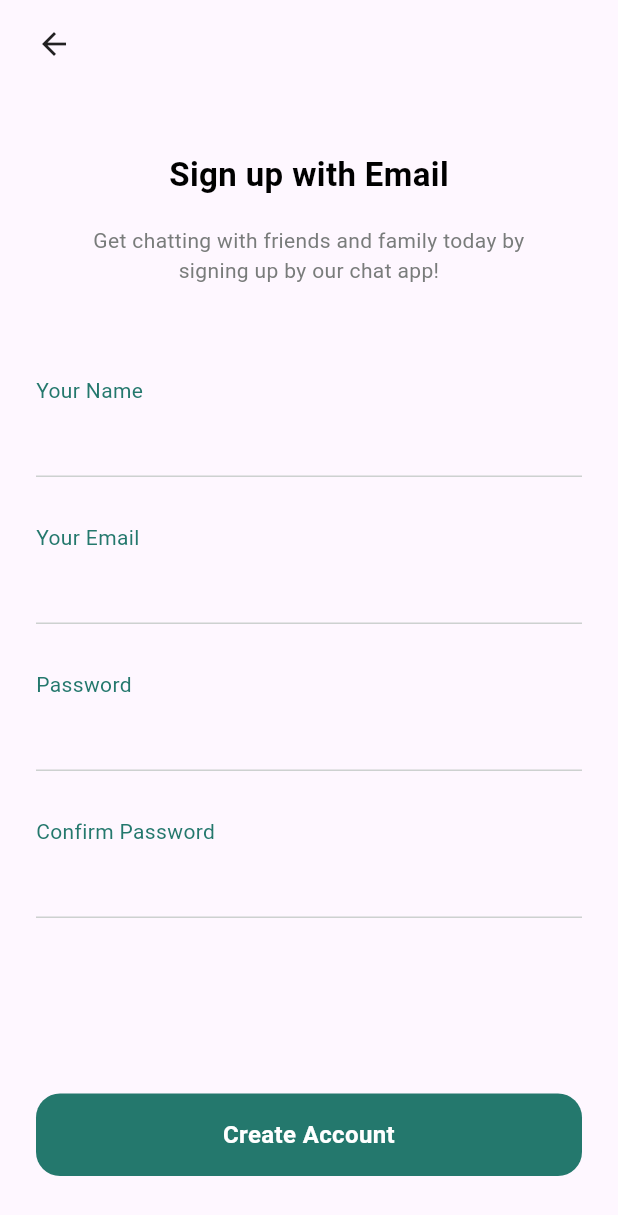
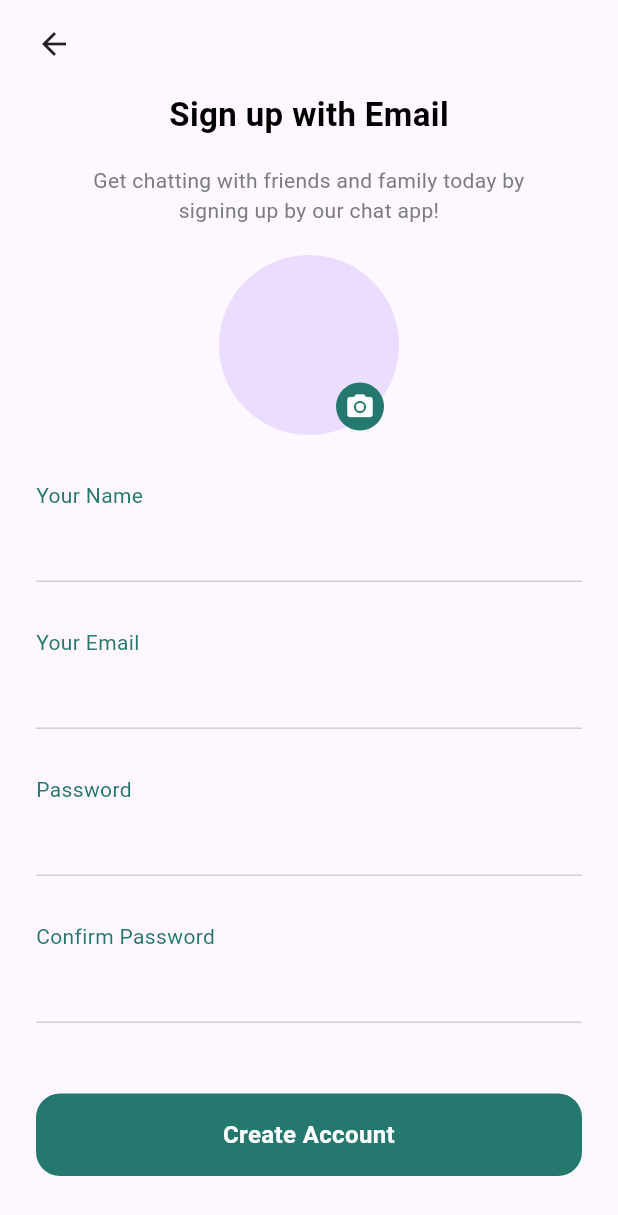
Before and after one commit to Ahmad-code916/chat_app, a Flutter app: the screen it shows after launch, after a tap on "Sign up with Email", on a phone screen of 412 x 824 dp. Shown: the top 1215 px of the screen. Run offline on Flutter 3.47's test engine with Material 3 defaults, Android fonts, the phone set to English and light mode, and no system bars; our stand-ins replace adaptive_dialog, cloud_firestore, firebase_auth, firebase_core, flutter_svg, get; accounts and stored records are empty; project files that could hold a hidden picture were left out.

```diff
--- a/lib/main.dart
+++ b/lib/main.dart
@@ -1,8 +1,12 @@
+import 'package:firebase_core/firebase_core.dart';
 import 'package:flutter/material.dart';
+import 'package:flutter_app/firebase_options.dart';
 import 'package:flutter_app/screens/splash_screen/splash_screen.dart';
 import 'package:get/get.dart';
 
-void main() {
+void main() async {
+  WidgetsFlutterBinding.ensureInitialized();
+  await Firebase.initializeApp(options: DefaultFirebaseOptions.currentPlatform);
   runApp(const MyApp());
 }
 
--- a/lib/screens/forgot_password_screen/forgot_password_screen.dart
+++ b/lib/screens/forgot_password_screen/forgot_password_screen.dart
@@ -58,7 +58,9 @@ class ForgotPasswordScreen extends StatelessWidget {
                         fontWeight: FontWeight.w400,
                         fontSize: 14),
                   ),
-                  const TextFormFieldWidget(),
+                  TextFormFieldWidget(
+                    controller: controller.emailController,
+                  ),
                 ],
               ),
             ),
--- a/lib/screens/forgot_password_screen/forgot_password_screen_controller.dart
+++ b/lib/screens/forgot_password_screen/forgot_password_screen_controller.dart
@@ -1,6 +1,9 @@
+import 'package:flutter/material.dart';
 import 'package:get/get.dart';
 
 class ForgotPasswordScreenController extends GetxController {
+  final TextEditingController emailController = TextEditingController();
+
   void goBack() {
     Get.back();
   }
--- a/lib/screens/onboarding_screen/onboarding_screen.dart
+++ b/lib/screens/onboarding_screen/onboarding_screen.dart
@@ -108,12 +108,17 @@ class OnboardingScreen extends StatelessWidget {
                         AppStrings.alreadyHaveAccount,
                         style: TextStyle(color: AppColors.whiteColor),
                       ),
-                      Text(
-                        AppStrings.login,
-                        style: TextStyle(
-                            color: AppColors.whiteColor,
-                            fontWeight: FontWeight.w700,
-                            fontSize: 16),
+                      GestureDetector(
+                        onTap: () {
+                          controller.goToLoginScreen();
+                        },
+                        child: Text(
+                          AppStrings.login,
+                          style: TextStyle(
+                              color: AppColors.whiteColor,
+                              fontWeight: FontWeight.w700,
+                              fontSize: 16),
+                        ),
                       ),
                     ],
                   )
--- a/lib/screens/onboarding_screen/onboarding_screen_controller.dart
+++ b/lib/screens/onboarding_screen/onboarding_screen_controller.dart
@@ -1,3 +1,4 @@
+import 'package:flutter_app/screens/login_screen/login_screen.dart';
 import 'package:flutter_app/screens/signup_screen/signup_screen.dart';
 import 'package:get/get.dart';
 
@@ -5,4 +6,8 @@ class OnboardingScreenController extends GetxController {
   void goToSignUpScreen() {
     Get.to(() => SignupScreen());
   }
+
+  void goToLoginScreen() {
+    Get.to(() => LoginScreen());
+  }
 }
--- a/lib/screens/signup_screen/signup_screen.dart
+++ b/lib/screens/signup_screen/signup_screen.dart
@@ -3,7 +3,6 @@ import 'package:flutter_app/screens/signup_screen/signup_screen_controller.dart'
 import 'package:flutter_app/utilities/app_colors.dart';
 import 'package:flutter_app/utilities/app_icons.dart';
 import 'package:flutter_app/utilities/app_strings.dart';
-import 'package:flutter_app/widgets/button_widget.dart';
 import 'package:flutter_app/widgets/text_form_field_widget.dart';
 import 'package:get/get.dart';
 
@@ -30,7 +29,7 @@ class SignupScreen extends StatelessWidget {
                           controller.goBack();
                         },
                         child: const Icon(AppIcons.backIcon)),
-                    const SizedBox(height: 60),
+                    const SizedBox(height: 20),
                     Align(
                       alignment: Alignment.center,
                       child: Text(
@@ -53,7 +52,38 @@ class SignupScreen extends StatelessWidget {
                             fontSize: 14),
                       ),
                     ),
-                    const SizedBox(height: 60),
+                    const SizedBox(height: 20),
+                    Align(
+                      alignment: Alignment.center,
+                      child: Stack(
+                        children: [
+                          const CircleAvatar(
+                            radius: 60,
+                          ),
+                          Positioned(
+                            right: 10,
+                            bottom: 3,
+                            child: GestureDetector(
+                              onTap: () {},
+                              child: Container(
+                                decoration: BoxDecoration(
+                                    shape: BoxShape.circle,
+                                    color: AppColors.greenColor),
+                                child: Padding(
+                                  padding: const EdgeInsets.all(6.0),
+                                  child: Icon(
+                                    Icons.camera_alt,
+                                    color: AppColors.whiteColor,
+                                    size: 20,
+                                  ),
+                                ),
+                              ),
+                            ),
+                          )
+                        ],
+                      ),
+                    ),
+                    const SizedBox(height: 30),
                     Text(
                       AppStrings.yourName,
                       style: TextStyle(
@@ -61,7 +91,9 @@ class SignupScreen extends StatelessWidget {
                           fontWeight: FontWeight.w400,
                           fontSize: 14),
                     ),
-                    const TextFormFieldWidget(),
+                    TextFormFieldWidget(
+                      controller: controller.nameController,
+                    ),
                     const SizedBox(height: 30),
                     Text(
                       AppStrings.yourEmail,
@@ -70,7 +102,9 @@ class SignupScreen extends StatelessWidget {
                           fontWeight: FontWeight.w400,
                           fontSize: 14),
                     ),
-                    const TextFormFieldWidget(),
+                    TextFormFieldWidget(
+                      controller: controller.emailController,
+                    ),
                     const SizedBox(height: 30),
                     Text(
                       AppStrings.password,
@@ -79,7 +113,9 @@ class SignupScreen extends StatelessWidget {
                           fontWeight: FontWeight.w400,
                           fontSize: 14),
                     ),
-                    const TextFormFieldWidget(),
+                    TextFormFieldWidget(
+                      controller: controller.passwordController,
+                    ),
                     const SizedBox(height: 30),
                     Text(
                       AppStrings.confirmPassword,
@@ -88,23 +124,43 @@ class SignupScreen extends StatelessWidget {
                           fontWeight: FontWeight.w400,
                           fontSize: 14),
                     ),
-                    const TextFormFieldWidget(),
+                    TextFormFieldWidget(
+                      controller: controller.confirmPasswordController,
+                    ),
                     const SizedBox(height: 30),
                   ],
                 ),
               ),
             ),
-            ButtonWidget(
+            GetBuilder<SignUpScreenController>(builder: (context) {
+              return GestureDetector(
                 onTap: () {
-                controller.goToLoginScreen();
+                  controller.signUp();
                 },
-              text: 'Create Account',
+                child: Container(
+                  padding: const EdgeInsets.symmetric(vertical: 16),
+                  width: double.infinity,
+                  decoration: BoxDecoration(
+                    borderRadius: BorderRadius.circular(16),
                     color: AppColors.greenColor,
-              textStyle: TextStyle(
+                  ),
+                  child: controller.isLoading
+                      ? Center(
+                          child: CircularProgressIndicator(
+                            color: AppColors.whiteColor,
+                          ),
+                        )
+                      : Text(
+                          'Create Account',
+                          textAlign: TextAlign.center,
+                          style: TextStyle(
                               color: AppColors.whiteColor,
                               fontSize: 16,
                               fontWeight: FontWeight.w700),
                         ),
+                ),
+              );
+            }),
             const SizedBox(height: 40),
           ],
         ),
--- a/lib/widgets/text_form_field_widget.dart
+++ b/lib/widgets/text_form_field_widget.dart
@@ -3,11 +3,14 @@ import 'package:flutter/material.dart';
 import '../utilities/app_colors.dart';
 
 class TextFormFieldWidget extends StatelessWidget {
-  const TextFormFieldWidget({super.key});
+  const TextFormFieldWidget({super.key, required this.controller});
+
+  final TextEditingController controller;
 
   @override
   Widget build(BuildContext context) {
     return TextFormField(
+      controller: controller,
       decoration: InputDecoration(
         border: UnderlineInputBorder(
           borderSide: BorderSide(color: AppColors.lightGreyColor),
```
Also changed, not shown: lib/models/user_model.dart (+0 -8 lines), lib/screens/login_screen/login_screen.dart (+35 -10 lines), lib/screens/login_screen/login_screen_controller.dart (+45 -0 lines), lib/screens/signup_screen/signup_screen_controller.dart (+68 -0 lines), lib/utilities/user_base_conroller.dart (added), 1 other file. Lines whose indentation alone changed are shown as unchanged.
